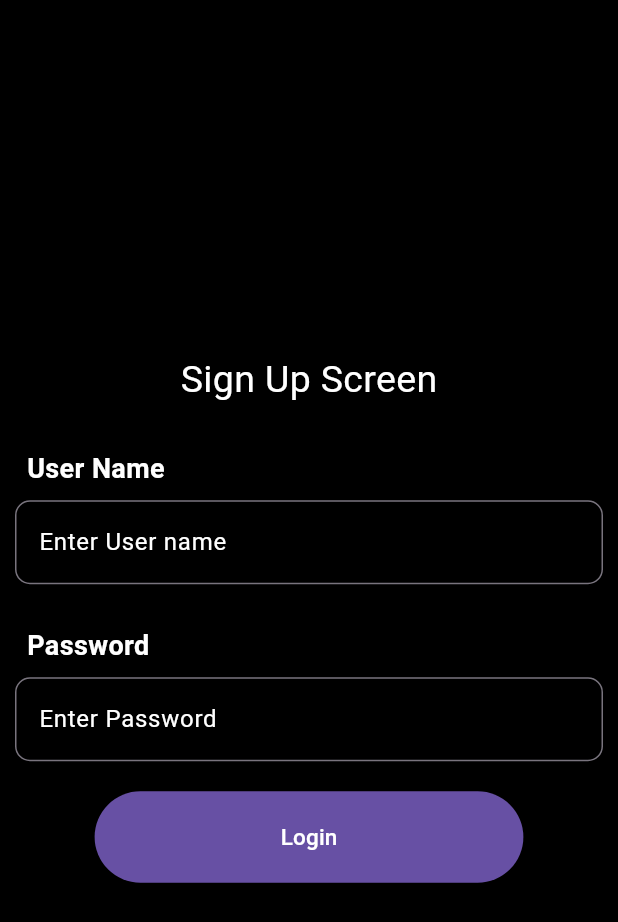
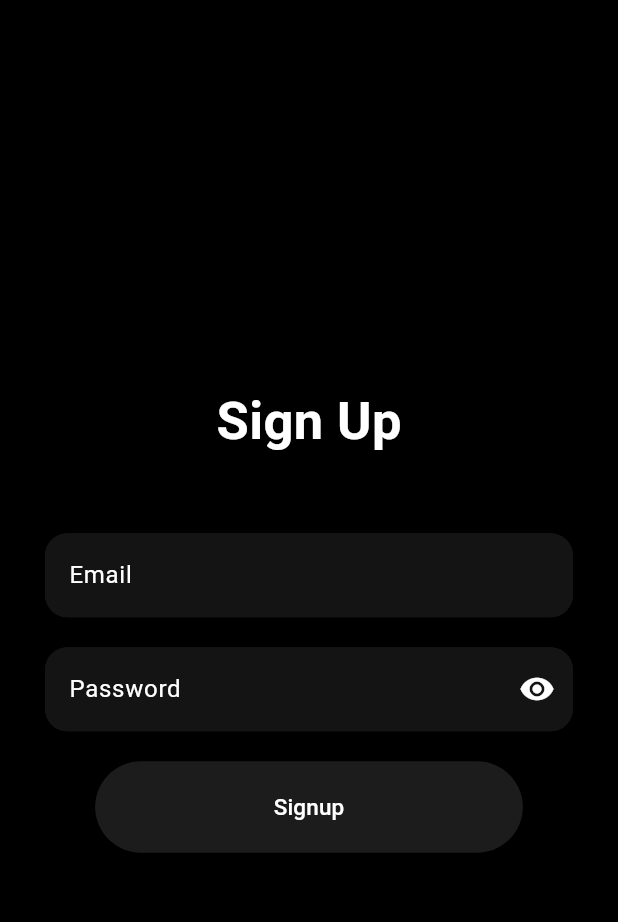
Before and after one commit to hunasiyerra/bekkams_lending, a Flutter app: the screen it shows after launch, after a tap on "Click here", on a phone screen of 412 x 824 dp. Shown: the top 922 px of the screen. Run offline on Flutter 3.47's test engine with Material 3 defaults, Android fonts, the phone set to English and light mode, and no system bars; our stand-ins replace firebase_auth, firebase_core, flutter_screenutil, fpdart, get_it; accounts and stored records are empty.

Commit message:
AuthSignup UI design and functionality

```diff
--- /dev/null
+++ b/lib/corecomponents/getit.dart
@@ -0,0 +1,13 @@
+import 'package:bekkams_lending/features/auth/data/firebaserepository.dart';
+import 'package:bekkams_lending/features/auth/data/firebaserepositoryimpl.dart';
+import 'package:bekkams_lending/features/auth/presentation/provider/authprovider.dart';
+import 'package:get_it/get_it.dart';
+
+final sl = GetIt.instance;
+
+void serviceLocators() {
+  sl.registerLazySingleton<Firebaserepository>(() => Firebaserepositoryimpl());
+  sl.registerFactory<Authenticationprovider>(
+    () => Authenticationprovider(firebaserepository: sl()),
+  );
+}
--- a/lib/features/auth/data/firebaserepository.dart
+++ b/lib/features/auth/data/firebaserepository.dart
@@ -1,5 +1,9 @@
 import 'package:firebase_auth/firebase_auth.dart';
+import 'package:fpdart/fpdart.dart';
 
 abstract class Firebaserepository {
-  Future<User?> signUp(String email, String password);
+  Future<Either<User?, FirebaseException>> signUp(
+    String email,
+    String password,
+  );
 }
--- a/lib/features/auth/data/firebaserepositoryimpl.dart
+++ b/lib/features/auth/data/firebaserepositoryimpl.dart
@@ -1,18 +1,22 @@
 import 'package:bekkams_lending/features/auth/data/firebaserepository.dart';
 import 'package:firebase_auth/firebase_auth.dart';
+import 'package:fpdart/fpdart.dart';
 
 class Firebaserepositoryimpl extends Firebaserepository {
   final FirebaseAuth _auth = FirebaseAuth.instance;
+
   @override
-  Future<User?> signUp(String email, String password) async {
+  Future<Either<User?, FirebaseException>> signUp(
+    String email,
+    String password,
+  ) async {
     try {
       UserCredential userCredential = await _auth
           .createUserWithEmailAndPassword(email: email, password: password);
-      print(userCredential.toString());
-      return userCredential.user;
-    } catch (e) {
-      print(e);
-      return null;
+      print(userCredential.user);
+      return left(userCredential.user);
+    } on FirebaseException catch (e) {
+      return right(e);
     }
   }
 }
--- a/lib/features/auth/presentation/pages/loginpage.dart
+++ b/lib/features/auth/presentation/pages/loginpage.dart
@@ -1,8 +1,10 @@
 import 'package:bekkams_lending/features/auth/presentation/pages/signuppage.dart';
+import 'package:bekkams_lending/features/auth/presentation/provider/authprovider.dart';
 import 'package:bekkams_lending/features/auth/presentation/widgets/filledbutton.dart';
 import 'package:bekkams_lending/features/auth/presentation/widgets/textbutton.dart';
 import 'package:bekkams_lending/features/auth/presentation/widgets/textfield.dart';
 import 'package:flutter/material.dart';
+import 'package:provider/provider.dart';
 
 class AuthLoginPage extends StatefulWidget {
   const AuthLoginPage({super.key});
@@ -14,29 +16,48 @@ class AuthLoginPage extends StatefulWidget {
 class _AuthLoginPageState extends State<AuthLoginPage> {
   @override
   Widget build(BuildContext context) {
+    return Consumer<Authenticationprovider>(
+      builder: (BuildContext context, authenticationprovider, child) {
         return Scaffold(
           backgroundColor: Colors.black,
           body: SafeArea(
             child: Padding(
-          padding: const EdgeInsets.all(10.0),
+              padding: const EdgeInsets.symmetric(vertical: 10, horizontal: 30),
               child: Column(
                 mainAxisAlignment: MainAxisAlignment.center,
                 children: [
                   Text(
                     "Login Screen",
-                style: TextStyle(color: Colors.white, fontSize: 25),
+                    style: TextStyle(
+                      color: Colors.white,
+                      fontSize: 35,
+                      fontWeight: FontWeight.bold,
+                    ),
                   ),
                   SizedBox(height: 20),
                   MyTextField(
-                fieldName: 'User Name',
+                    errortext: null,
                     hintText: 'Enter User name',
                     textEditingController: TextEditingController(),
                   ),
                   SizedBox(height: 20),
                   MyTextField(
-                fieldName: 'Password',
-                hintText: 'Enter Password0',
+                    errortext: null,
+                    hintText: 'Password',
                     textEditingController: TextEditingController(),
+                    obscureText: authenticationprovider.obscureTextlogin,
+                    onChanged: () {
+                      authenticationprovider.clearPasswordError();
+                    },
+                    suffixIcon: IconButton(
+                      onPressed: () {
+                        authenticationprovider.showLoginPassword();
+                      },
+                      icon:
+                          authenticationprovider.obscureText == true
+                              ? Icon(Icons.remove_red_eye)
+                              : Icon(Icons.remove_red_eye_outlined),
+                    ),
                   ),
                   SizedBox(height: 20),
                   CustomFilledButton(onPressed: () {}, buttonName: "Login"),
@@ -70,5 +91,7 @@ class _AuthLoginPageState extends State<AuthLoginPage> {
             ),
           ),
         );
+      },
+    );
   }
 }
--- a/lib/features/auth/presentation/pages/signuppage.dart
+++ b/lib/features/auth/presentation/pages/signuppage.dart
@@ -1,6 +1,9 @@
+import 'package:bekkams_lending/features/auth/presentation/pages/homepage.dart';
+import 'package:bekkams_lending/features/auth/presentation/provider/authprovider.dart';
 import 'package:bekkams_lending/features/auth/presentation/widgets/filledbutton.dart';
 import 'package:bekkams_lending/features/auth/presentation/widgets/textfield.dart';
 import 'package:flutter/material.dart';
+import 'package:provider/provider.dart';
 
 class AuthSignUpPage extends StatefulWidget {
   const AuthSignUpPage({super.key});
@@ -10,36 +13,99 @@ class AuthSignUpPage extends StatefulWidget {
 }
 
 class _AuthSignUpPageState extends State<AuthSignUpPage> {
+  final TextEditingController email = TextEditingController();
+  final TextEditingController password = TextEditingController();
+
   @override
   Widget build(BuildContext context) {
-    return Scaffold(
+    return Consumer<Authenticationprovider>(
+      builder: (context, authenticationprovider, child) {
+        return authenticationprovider.loadingstate == true
+            ? Center(child: CircularProgressIndicator(color: Colors.white))
+            : Scaffold(
               backgroundColor: Colors.black,
               body: Padding(
-        padding: const EdgeInsets.all(10.0),
+                padding: const EdgeInsets.symmetric(
+                  vertical: 10,
+                  horizontal: 30,
+                ),
                 child: Column(
                   mainAxisAlignment: MainAxisAlignment.center,
                   children: [
                     Text(
-              "Sign Up Screen",
-              style: TextStyle(color: Colors.white, fontSize: 25),
+                      "Sign Up",
+                      style: TextStyle(
+                        color: Colors.white,
+                        fontSize: 35,
+                        fontWeight: FontWeight.bold,
+                      ),
+                    ),
+                    SizedBox(height: 50),
+                    MyTextField(
+                      obscureText: false,
+                      errortext: authenticationprovider.emaillError,
+                      hintText: 'Email',
+                      textEditingController: email,
+                      onChanged: () {
+                        authenticationprovider.clearEmailError();
+                      },
                     ),
                     SizedBox(height: 20),
                     MyTextField(
-              fieldName: 'User Name',
-              hintText: 'Enter User name',
-              textEditingController: TextEditingController(),
+                      obscureText: authenticationprovider.obscureText,
+                      errortext: authenticationprovider.passwordError,
+                      hintText: 'Password',
+                      textEditingController: password,
+                      onChanged: () {
+                        authenticationprovider.clearPasswordError();
+                      },
+                      suffixIcon: IconButton(
+                        onPressed: () {
+                          authenticationprovider.showPassword();
+                        },
+                        icon:
+                            authenticationprovider.obscureText == true
+                                ? Icon(Icons.remove_red_eye)
+                                : Icon(Icons.remove_red_eye_outlined),
+                      ),
                     ),
                     SizedBox(height: 20),
-            MyTextField(
-              fieldName: 'Password',
-              hintText: 'Enter Password',
-              textEditingController: TextEditingController(),
+                    CustomFilledButton(
+                      onPressed: () async {
+                        final user = await authenticationprovider
+                            .signUpWithEmailAndPassword(
+                              email.text.trim(),
+                              password.text.trim(),
+                            );
+                        if (!mounted) return;
+                        print(user);
+                        if (user != null) {
+                          Navigator.push(
+                            context,
+                            MaterialPageRoute(
+                              builder: (context) => MyHomePage(),
                             ),
-            SizedBox(height: 20),
-            CustomFilledButton(onPressed: () {}, buttonName: "Login"),
+                          );
+                        }
+                        // else {
+                        //   ScaffoldMessenger.of(context).showSnackBar(
+                        //     SnackBar(
+                        //       content: Text(
+                        //         authenticationprovider.errorstate!,
+                        //         style: TextStyle(color: Colors.white),
+                        //       ),
+                        //       backgroundColor: Colors.grey[800],
+                        //     ),
+                        //   );
+                        // }
+                      },
+                      buttonName: "Signup",
+                    ),
                   ],
                 ),
               ),
             );
+      },
+    );
   }
 }
--- /dev/null
+++ b/lib/features/auth/presentation/provider/authprovider.dart
@@ -0,0 +1,118 @@
+import 'package:bekkams_lending/features/auth/data/firebaserepository.dart';
+import 'package:firebase_auth/firebase_auth.dart';
+import 'package:flutter/foundation.dart';
+
+class Authenticationprovider extends ChangeNotifier {
+  final Firebaserepository firebaserepository;
+
+  Authenticationprovider({required this.firebaserepository});
+
+  final RegExp _pattern = RegExp(r"^[\w-\.]+@gmail.com");
+  final RegExp _passwordRegex = RegExp(
+    r'^(?=.*[A-Z])(?=.*[a-z])(?=.*\d)(?=.*[@$!%*?&]).+$',
+  );
+
+  String? _emailError;
+  String? _passwordError;
+  bool _obscureText = true;
+  bool _obscureTextlogin = true;
+  User? _user;
+  bool _loading = false;
+  //String? _errorState = "";
+
+  String? get emaillError => _emailError;
+  String? get passwordError => _passwordError;
+  bool? get obscureText => _obscureText;
+  bool? get obscureTextlogin => _obscureTextlogin;
+  User? get userData => _user;
+  bool? get loadingstate => _loading;
+  //String? get errorstate => _errorState;
+
+  Future<User?> signUpWithEmailAndPassword(
+    String email,
+    String password,
+  ) async {
+    _emailError = validateEmail(email);
+    _passwordError = validatePassword(password);
+    if (_emailError == null || _passwordError == null) {
+      _loading = true;
+      notifyListeners();
+      final result = await firebaserepository.signUp(email, password);
+      final User? authuser = result.fold<User?>(
+        (user) {
+          _user = user;
+          _loading = false;
+          return _user;
+        },
+        (failure) {
+          if (failure.code == "email-already-in-use") {
+            _emailError = failure.message;
+          }
+          // else {
+          //   _errorState = failure.message;
+          // }
+          _loading = false;
+          notifyListeners();
+          return null;
+        },
+      );
+      return authuser;
+    }
+    notifyListeners();
+    return null;
+  }
+
+  //used to clear error message of email and password.
+  void clearEmailError() {
+    _emailError = null;
+    notifyListeners();
+  }
+
+  void clearPasswordError() {
+    _passwordError = null;
+    notifyListeners();
+  }
+
+  // used to validate the Email and password
+  String? validateEmail([String? email]) {
+    if (email == null || email.isEmpty) {
+      return "Please enter Email ID";
+    } else if (!_pattern.hasMatch(email)) {
+      return "Enter valid email ends with @gamail.com";
+    }
+    return null;
+  }
+
+  String? validatePassword(String? password) {
+    if (password == null || password.isEmpty) {
+      return "Please enter password";
+    } else if (password.length <= 7) {
+      return "Password must contains 8 letters ";
+    }
+    if (!_passwordRegex.hasMatch(password)) {
+      return "Include uppercase, lowercase, number & special character";
+    }
+    return null;
+  }
+
+  // Password show and hide
+  void showPassword() {
+    if (_obscureText == true) {
+      _obscureText = false;
+    } else {
+      _obscureText = true;
+    }
+
+    notifyListeners();
+  }
+
+  void showLoginPassword() {
+    if (_obscureTextlogin == true) {
+      _obscureTextlogin = false;
+    } else {
+      _obscureTextlogin = true;
+    }
+
+    notifyListeners();
+  }
+}
--- a/lib/features/auth/presentation/widgets/filledbutton.dart
+++ b/lib/features/auth/presentation/widgets/filledbutton.dart
@@ -13,8 +13,13 @@ class CustomFilledButton extends StatelessWidget {
   Widget build(BuildContext context) {
     return FilledButton(
       onPressed: onPressed,
+      style: ButtonStyle(
+        backgroundColor: WidgetStateProperty.all(
+          const Color.fromARGB(255, 29, 28, 28),
+        ),
+      ),
       child: Padding(
-        padding: const EdgeInsets.symmetric(vertical: 20, horizontal: 100),
+        padding: const EdgeInsets.symmetric(vertical: 20, horizontal: 95),
         child: Text(buttonName, style: TextStyle(fontSize: 15)),
       ),
     );
--- a/lib/features/auth/presentation/widgets/textfield.dart
+++ b/lib/features/auth/presentation/widgets/textfield.dart
@@ -1,14 +1,20 @@
 import 'package:flutter/material.dart';
 
 class MyTextField extends StatelessWidget {
-  final String fieldName;
   final String hintText;
+  final String? errortext;
   final TextEditingController textEditingController;
+  final void Function()? onChanged;
+  final Widget? suffixIcon;
+  final bool? obscureText;
   const MyTextField({
     super.key,
-    required this.fieldName,
     required this.hintText,
     required this.textEditingController,
+    required this.errortext,
+    this.onChanged,
+    this.suffixIcon,
+    this.obscureText,
   });
 
   @override
@@ -16,29 +22,34 @@ class MyTextField extends StatelessWidget {
     return Column(
       crossAxisAlignment: CrossAxisAlignment.start,
       children: [
-        Padding(
-          padding: const EdgeInsets.all(8.0),
-          child: Text(
-            fieldName,
-            style: TextStyle(
-              fontWeight: FontWeight.bold,
-              fontSize: 18,
-              color: Colors.white,
-            ),
-          ),
-        ),
         TextField(
+          obscureText: obscureText ?? true,
+          cursorColor: Colors.white,
+          cursorWidth: 1.25,
           style: TextStyle(color: Colors.white),
           controller: textEditingController,
+          onTap: onChanged,
           decoration: InputDecoration(
+            filled: true,
             hintText: hintText,
+            errorText: errortext,
+            errorMaxLines: 2,
             hintStyle: TextStyle(color: Colors.white),
-            border: OutlineInputBorder(
-              borderRadius: BorderRadius.horizontal(
-                left: Radius.circular(10),
-                right: Radius.circular(10),
+            fillColor: const Color.fromARGB(255, 21, 20, 20),
+            focusedBorder: OutlineInputBorder(
+              borderRadius: BorderRadius.circular(15),
+              borderSide: BorderSide(color: Colors.grey),
+            ),
+            enabledBorder: OutlineInputBorder(
+              borderRadius: BorderRadius.circular(15),
+              borderSide: BorderSide(
+                color: const Color.fromARGB(255, 21, 20, 20),
               ),
             ),
+            border: OutlineInputBorder(borderRadius: BorderRadius.circular(15)),
+
+            suffixIcon: suffixIcon,
+            suffixIconColor: Colors.white,
           ),
         ),
       ],
--- a/lib/main.dart
+++ b/lib/main.dart
@@ -1,11 +1,15 @@
+import 'package:bekkams_lending/corecomponents/getit.dart';
 import 'package:bekkams_lending/features/auth/presentation/pages/loginpage.dart';
+import 'package:bekkams_lending/features/auth/presentation/provider/authprovider.dart';
 import 'package:firebase_core/firebase_core.dart';
 import 'package:flutter/material.dart';
 import 'package:flutter_screenutil/flutter_screenutil.dart';
+import 'package:provider/provider.dart';
 
 void main() async {
   WidgetsFlutterBinding.ensureInitialized();
   await Firebase.initializeApp();
+  serviceLocators();
   runApp(const MyApp());
 }
 
@@ -16,9 +20,17 @@ class MyApp extends StatelessWidget {
   Widget build(BuildContext context) {
     return ScreenUtilInit(
       designSize: Size(360, 690),
-      child: MaterialApp(
-        title: 'Fruit Market Application',
-        home: AuthLoginPage(),
+      child: MultiProvider(
+        providers: [
+          ChangeNotifierProvider<Authenticationprovider>(
+            create: (context) => sl(),
+          ),
+        ],
+        child: MaterialApp(
+          debugShowCheckedModeBanner: false,
+          title: 'Fruit Market Application',
+          home: AuthLoginPage(),
+        ),
       ),
     );
   }
--- a/pubspec.yaml
+++ b/pubspec.yaml
@@ -37,6 +37,9 @@ dependencies:
   flutter_screenutil: ^5.9.3
   firebase_core: ^4.2.1
   firebase_auth: ^6.1.2
+  provider: ^6.1.5+1
+  get_it: ^9.1.1
+  fpdart: ^1.2.0
 
 dev_dependencies:
   flutter_test:
```
Also changed, not shown: lib/features/auth/presentation/pages/homepage.dart (added, +23 -0 lines), pubspec.lock. Lines whose indentation alone changed are shown as unchanged.
